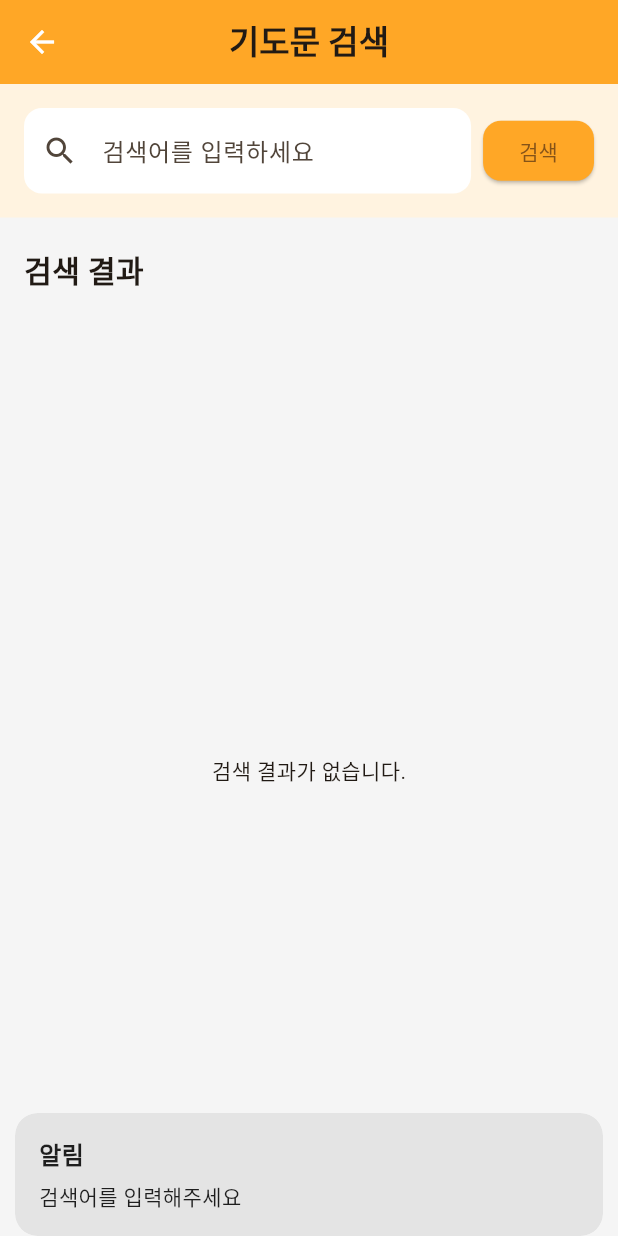
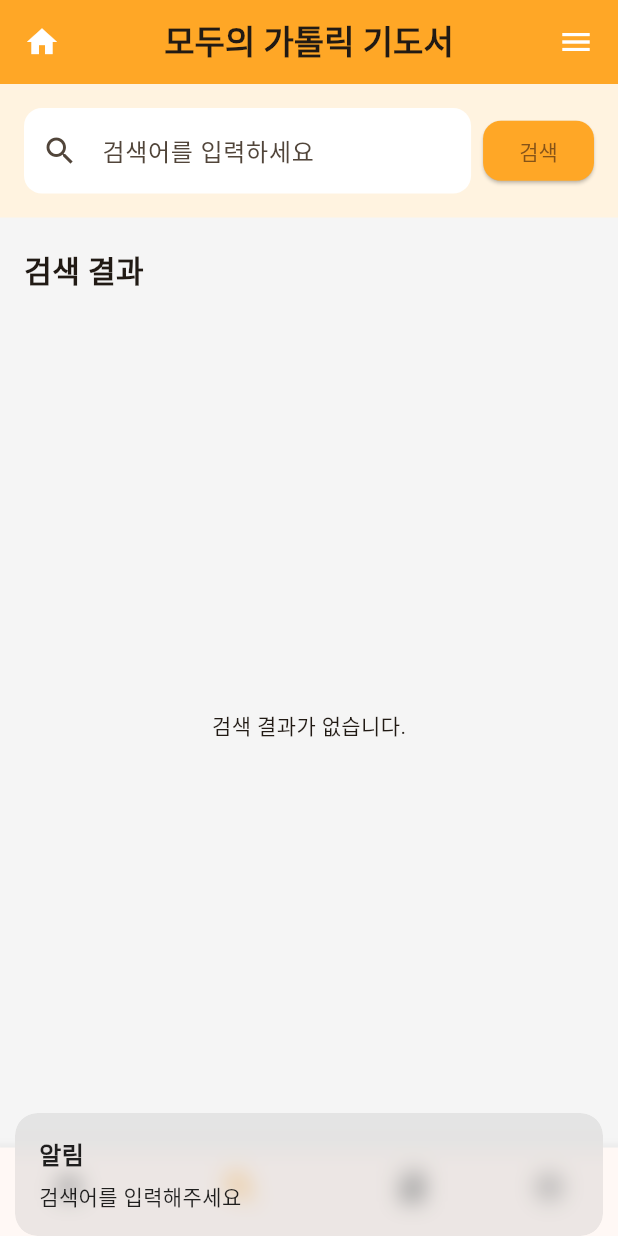
Before and after one commit to sunlight-ahn/time-to-pray-app, a Flutter app: the screen it shows after launch, item 2 of the bottom bar chosen, after a tap on "검색", on a phone screen of 412 x 824 dp. Run offline on Flutter 3.47's test engine with Material 3 defaults, Android fonts, the phone set to English and light mode, and no system bars; our stand-ins replace get, logger, sqflite; accounts and stored records are empty.

Commit message:
페이지 테마 변경 검색기능 보완

```diff
--- /dev/null
+++ b/lib/controllers/main_navigation_controller.dart
@@ -0,0 +1,9 @@
+import 'package:get/get.dart';
+
+class MainNavigationController extends GetxController {
+  final RxInt currentIndex = 0.obs;
+
+  void changeTab(int index) {
+    currentIndex.value = index;
+  }
+}
--- a/lib/controllers/pray_search_controller.dart
+++ b/lib/controllers/pray_search_controller.dart
@@ -1,5 +1,4 @@
 // lib/controllers/pray_search_controller.dart
-
 import 'package:get/get.dart';
 import 'package:logger/logger.dart';
 import '../models/prayer.dart';
@@ -7,12 +6,22 @@ import '../repository/test_pray_repository.dart';
 
 class PraySearchController extends GetxController {
   final RxList<Prayer> results = <Prayer>[].obs;
+  final _repository = TestPrayRepository();
+  final Logger _logger = Logger();
 
-  final _repository = TestPrayRepository();
-  final Logger _logger = Logger(); // 🔥 Logger 인스턴스 생성
+  final RxnInt focusedPrayerId = RxnInt(); // 🔍 포커스될 기도문 ID
 
   Future<void> search(String keyword) async {
-    _logger.i('Searching prayers with keyword: $keyword'); // ℹ️ info 로그
+    _logger.i('검색 키워드: $keyword');
     results.value = await _repository.searchPrayers(keyword);
   }
+
+  void setFocusedPrayerId(int id) {
+    _logger.i('포커스 ID 설정: $id');
+    focusedPrayerId.value = id;
+  }
+
+  void clearFocusedPrayerId() {
+    focusedPrayerId.value = null;
+  }
 }
--- a/lib/main.dart
+++ b/lib/main.dart
@@ -1,7 +1,10 @@
 import 'package:flutter/material.dart';
 import 'package:get/get.dart';
-import 'package:time_to_pray_app/pages/pray_list.dart';
+import 'package:time_to_pray_app/pages/pray_list2_page.dart';
+import 'controllers/main_navigation_controller.dart';
+import 'pages/home_page.dart';
 import 'pages/search_page.dart';
+import 'pages/pray_list_page.dart';
 
 void main() {
   runApp(const TimeToPrayApp());
@@ -13,68 +16,40 @@ class TimeToPrayApp extends StatelessWidget {
   @override
   Widget build(BuildContext context) {
     return GetMaterialApp(
-      title: 'Time to Pray',
+      title: '모두의 가톨릭 기도서',
       theme: ThemeData(
-        colorScheme:
-            ColorScheme.fromSeed(seedColor: Colors.orange), // 🔶 오렌지 톤으로 변경
+        colorScheme: ColorScheme.fromSeed(seedColor: Colors.orange),
         useMaterial3: true,
       ),
-      initialRoute: '/',
-      getPages: [
-        GetPage(name: '/', page: () => const HomeScreen()),
-        GetPage(name: '/search', page: () => SearchPage()),
-        GetPage(name: '/prayers', page: () => const PrayListPage()), // 🔥 추가
-      ],
+      home: const MainScaffold(),
     );
   }
 }
 
-class HomeScreen extends StatefulWidget {
-  const HomeScreen({super.key});
-
-  @override
-  State<HomeScreen> createState() => _HomeScreenState();
-}
-
-class _HomeScreenState extends State<HomeScreen> {
-  int _selectedIndex = 0;
-
-  final List<IconData> _icons = [
-    Icons.home,
-    Icons.search,
-    Icons.favorite,
-    Icons.settings,
-  ];
-
-  void _onItemTapped(int index) {
-    setState(() {
-      _selectedIndex = index;
-    });
-
-    final selectedIcon = _icons[index];
-
-    if (selectedIcon == Icons.home) {
-      // 홈이 아닐 경우만 이동 (필요 시 조건 추가)
-      if (ModalRoute.of(context)?.settings.name != '/') {
-        Get.offAllNamed('/'); // 모든 라우트 제거하고 홈으로 이동
-      }
-    } else if (selectedIcon == Icons.search) {
-      Get.toNamed('/search');
-    }
-    // 추후 favorite, settings도 여기에 추가 가능
-  }
+class MainScaffold extends StatelessWidget {
+  const MainScaffold({super.key});
 
   @override
   Widget build(BuildContext context) {
-    final themeColor = Colors.orange.shade400;
+    final MainNavigationController navController =
+        Get.put(MainNavigationController());
 
+    final pages = [
+      const HomePage(),
+      SearchPage(),
+      PrayListPage(),
+      PrayList2Page(),
+    ];
+
+    return Obx(() {
+      final currentIndex = navController.currentIndex.value;
       return Scaffold(
         backgroundColor: Colors.grey[100],
         appBar: AppBar(
-        title:
-            const Text('기도의 시간', style: TextStyle(fontWeight: FontWeight.bold)),
+          title: const Text('모두의 가톨릭 기도서',
+              style: TextStyle(fontWeight: FontWeight.bold)),
           centerTitle: true,
-        backgroundColor: themeColor,
+          backgroundColor: Colors.orange.shade400,
           leading: const Icon(Icons.home, color: Colors.white),
           actions: const [
             Padding(
@@ -83,38 +58,25 @@ class _HomeScreenState extends State<HomeScreen> {
             ),
           ],
         ),
-      body: Center(
-        child: Card(
-          shape:
-              RoundedRectangleBorder(borderRadius: BorderRadius.circular(16)),
-          elevation: 3,
-          margin: const EdgeInsets.all(24),
-          child: Padding(
-            padding: const EdgeInsets.all(24.0),
-            child: Text(
-              '오늘도 기도와 함께 시작해요 🙏',
-              style: TextStyle(fontSize: 20, color: Colors.grey[800]),
-            ),
-          ),
-        ),
+        body: IndexedStack(
+          index: currentIndex,
+          children: pages,
         ),
         bottomNavigationBar: BottomNavigationBar(
-        items: _icons
-            .map((icon) => BottomNavigationBarItem(
-                  icon: Icon(icon),
-                  label: '',
-                ))
-            .toList(),
-        currentIndex: _selectedIndex,
-        onTap: _onItemTapped,
-        type: BottomNavigationBarType.fixed,
-        selectedItemColor: themeColor,
+          currentIndex: currentIndex,
+          onTap: navController.changeTab,
+          items: const [
+            BottomNavigationBarItem(icon: Icon(Icons.home), label: ''),
+            BottomNavigationBarItem(icon: Icon(Icons.search), label: ''),
+            BottomNavigationBarItem(icon: Icon(Icons.book), label: ''),
+            BottomNavigationBarItem(icon: Icon(Icons.ac_unit), label: ''),
+          ],
+          selectedItemColor: Colors.orange.shade400,
           unselectedItemColor: Colors.grey,
-        backgroundColor: Colors.white,
           showSelectedLabels: false,
           showUnselectedLabels: false,
-        elevation: 8,
         ),
       );
+    });
   }
 }
--- /dev/null
+++ b/lib/pages/home_page.dart
@@ -0,0 +1,15 @@
+import 'package:flutter/material.dart';
+
+class HomePage extends StatelessWidget {
+  const HomePage({super.key});
+
+  @override
+  Widget build(BuildContext context) {
+    return Center(
+      child: Text(
+        '오늘도 기도와 함께 시작해요 🙏',
+        style: TextStyle(fontSize: 20, color: Colors.grey[800]),
+      ),
+    );
+  }
+}
--- /dev/null
+++ b/lib/pages/pray_list2_page.dart
@@ -0,0 +1,175 @@
+import 'package:flutter/material.dart';
+import 'package:get/get.dart';
+import 'package:logger/logger.dart';
+import '../models/prayer.dart';
+import '../repository/test_pray_repository.dart';
+import '../controllers/pray_search_controller.dart';
+
+class PrayList2Page extends StatefulWidget {
+  const PrayList2Page({super.key});
+
+  @override
+  State<PrayList2Page> createState() => _PrayList2PageState();
+}
+
+class _PrayList2PageState extends State<PrayList2Page> {
+  final TestPrayRepository _repository = TestPrayRepository();
+  final PraySearchController _searchController = Get.find();
+  final Logger _logger = Logger();
+
+  List<Prayer> _prayers = [];
+  int? _expandedId;
+
+  @override
+  void initState() {
+    super.initState();
+    _expandedId = _searchController.focusedPrayerId.value;
+    _searchController.clearFocusedPrayerId();
+    _loadPrayers();
+  }
+
+  Future<void> _loadPrayers() async {
+    final results = await _repository.searchPrayers('');
+    setState(() {
+      _prayers = results;
+    });
+  }
+
+  @override
+  Widget build(BuildContext context) {
+    return Scaffold(
+      backgroundColor: Colors.white,
+      body: Column(
+        children: [
+          // 검색 상단 바
+          Padding(
+            padding: const EdgeInsets.symmetric(horizontal: 12, vertical: 16),
+            child: Container(
+              height: 44,
+              decoration: BoxDecoration(
+                color: const Color(0xFFF7F8FC),
+                borderRadius: BorderRadius.circular(2000),
+              ),
+              child: Row(
+                children: const [
+                  SizedBox(width: 12),
+                  Icon(Icons.search, color: Colors.grey),
+                  SizedBox(width: 12),
+                  Text(
+                    '기도문을 검색하세요.',
+                    style: TextStyle(
+                      color: Color(0xFF333333),
+                      fontSize: 16,
+                      fontFamily: 'Product Sans',
+                      fontWeight: FontWeight.w400,
+                    ),
+                  ),
+                  Spacer(),
+                  CircleAvatar(
+                    radius: 14,
+                    backgroundColor: Color(0xFFBDBDBD),
+                    child: Icon(Icons.person, size: 18, color: Colors.white),
+                  ),
+                  SizedBox(width: 12),
+                ],
+              ),
+            ),
+          ),
+          const Divider(height: 1, thickness: 1, color: Color(0xFFDDDDDD)),
+          // 리스트
+          Expanded(
+            child: ListView.separated(
+              padding: const EdgeInsets.all(16),
+              itemCount: _prayers.length,
+              separatorBuilder: (context, index) =>
+                  const Divider(height: 24, color: Colors.grey),
+              itemBuilder: (context, index) {
+                final prayer = _prayers[index];
+                final isExpanded = prayer.id == _expandedId;
+
+                return GestureDetector(
+                  onTap: () {
+                    setState(() {
+                      _expandedId = isExpanded ? null : prayer.id;
+                    });
+                  },
+                  child: Column(
+                    crossAxisAlignment: CrossAxisAlignment.start,
+                    children: [
+                      Row(
+                        crossAxisAlignment: CrossAxisAlignment.start,
+                        children: [
+                          const CircleAvatar(
+                            radius: 15,
+                            backgroundColor: Color(0xFFE0E0E0),
+                            child: Icon(Icons.person, color: Colors.white),
+                          ),
+                          const SizedBox(width: 12),
+                          Expanded(
+                            child: Column(
+                              crossAxisAlignment: CrossAxisAlignment.start,
+                              children: [
+                                // 제목
+                                Text(
+                                  prayer.title,
+                                  style: const TextStyle(
+                                    fontSize: 14,
+                                    fontWeight: FontWeight.w500,
+                                    color: Color(0xFF292829),
+                                  ),
+                                ),
+                                const SizedBox(height: 4),
+                                // 요약 + 펼침 처리
+                                AnimatedCrossFade(
+                                  firstChild: Text(
+                                    prayer.content,
+                                    maxLines: 1,
+                                    overflow:
+                                        TextOverflow.ellipsis, //내용이 길어지면 ...
+                                    style: const TextStyle(
+                                      fontSize: 14,
+                                      fontWeight: FontWeight.w400,
+                                      color: Color(0xFF5D5C5D),
+                                    ),
+                                  ),
+                                  secondChild: Padding(
+                                    padding: const EdgeInsets.only(top: 4),
+                                    child: Text(
+                                      prayer.content,
+                                      style: const TextStyle(
+                                        fontSize: 14,
+                                        fontWeight: FontWeight.w400,
+                                        color: Color(0xFF5D5C5D),
+                                      ),
+                                    ),
+                                  ),
+                                  crossFadeState: isExpanded
+                                      ? CrossFadeState.showSecond
+                                      : CrossFadeState.showFirst,
+                                  duration: const Duration(milliseconds: 100),
+                                ),
+                              ],
+                            ),
+                          ),
+                          const SizedBox(width: 12),
+                          const Text(
+                            'May 6',
+                            style: TextStyle(
+                              fontSize: 12,
+                              fontWeight: FontWeight.w700,
+                              color: Color(0xFF292929),
+                            ),
+                          ),
+                        ],
+                      ),
+                    ],
+                  ),
+                );
+              },
+            ),
+          ),
+        ],
+      ),
+    );
+  }
+}
--- /dev/null
+++ b/lib/pages/pray_list_page.dart
@@ -0,0 +1,113 @@
+import 'package:flutter/material.dart';
+import 'package:get/get.dart';
+import 'package:logger/logger.dart';
+import '../models/prayer.dart';
+import '../repository/test_pray_repository.dart';
+import '../controllers/pray_search_controller.dart';
+
+class PrayListPage extends StatefulWidget {
+  PrayListPage({super.key});
+
+  @override
+  State<PrayListPage> createState() => _PrayListPageState();
+}
+
+class _PrayListPageState extends State<PrayListPage> {
+  final TestPrayRepository _repository = TestPrayRepository();
+  final PraySearchController _searchController = Get.find();
+  final Logger _logger = Logger();
+
+  List<Prayer> _prayers = [];
+  int? _expandedId;
+
+  @override
+  void initState() {
+    super.initState();
+    _loadPrayers();
+  }
+
+  Future<void> _loadPrayers() async {
+    final results = await _repository.searchPrayers('');
+    setState(() {
+      _prayers = results;
+    });
+  }
+
+  @override
+  Widget build(BuildContext context) {
+    return Obx(() {
+      final focusedId = _searchController.focusedPrayerId.value;
+      if (focusedId != null && focusedId != _expandedId) {
+        _expandedId = focusedId;
+        _searchController.clearFocusedPrayerId();
+        _logger.i('Obx - set _expandedId to $focusedId');
+      }
+
+      return ListView.separated(
+        padding:
+            const EdgeInsets.only(left: 16, right: 16, top: 12, bottom: 24),
+        itemCount: _prayers.length,
+        separatorBuilder: (context, index) => const Divider(
+          color: Color(0xFFDDDDDD),
+          height: 1,
+          thickness: 1,
+        ),
+        itemBuilder: (context, index) {
+          return _prayerItem(_prayers[index]);
+        },
+      );
+    });
+  }
+
+  Widget _prayerItem(Prayer prayer) {
+    final isExpanded = prayer.id == _expandedId;
+
+    return GestureDetector(
+      onTap: () {
+        _expandedId = isExpanded ? null : prayer.id;
+        setState(() {});
+      },
+      behavior: HitTestBehavior.translucent,
+      child: Column(
+        crossAxisAlignment: CrossAxisAlignment.start,
+        children: [
+          Padding(
+            padding: const EdgeInsets.symmetric(vertical: 12, horizontal: 4),
+            child: Row(
+              mainAxisAlignment: MainAxisAlignment.spaceBetween,
+              children: [
+                Expanded(
+                  child: Text(
+                    prayer.title,
+                    style: const TextStyle(
+                      fontWeight: FontWeight.w400,
+                      fontSize: 14,
+                    ),
+                  ),
+                ),
+                Icon(
+                  isExpanded ? Icons.expand_less : Icons.expand_more,
+                  color: Colors.orange,
+                ),
+              ],
+            ),
+          ),
+          AnimatedCrossFade(
+            firstChild: const SizedBox.shrink(),
+            secondChild: Padding(
+              padding: const EdgeInsets.only(bottom: 16, left: 4, right: 4),
+              child: Text(
+                prayer.content,
+                style: const TextStyle(color: Colors.black87, fontSize: 13),
+              ),
+            ),
+            crossFadeState: isExpanded
+                ? CrossFadeState.showSecond
+                : CrossFadeState.showFirst,
+            duration: const Duration(milliseconds: 300),
+          )
+        ],
+      ),
+    );
+  }
+}
--- a/lib/pages/search_page.dart
+++ b/lib/pages/search_page.dart
@@ -1,6 +1,7 @@
 import 'package:flutter/material.dart';
 import 'package:get/get.dart';
 import '../controllers/pray_search_controller.dart';
+import '../controllers/main_navigation_controller.dart';
 
 class SearchPage extends StatelessWidget {
   SearchPage({super.key});
@@ -12,19 +13,7 @@ class SearchPage extends StatelessWidget {
   Widget build(BuildContext context) {
     final themeColor = Colors.orange.shade400;
 
-    return Scaffold(
-      backgroundColor: Colors.grey[100],
-      appBar: AppBar(
-        title:
-            const Text('기도문 검색', style: TextStyle(fontWeight: FontWeight.bold)),
-        centerTitle: true,
-        backgroundColor: themeColor,
-        leading: IconButton(
-          icon: const Icon(Icons.arrow_back, color: Colors.white),
-          onPressed: () => Get.back(),
-        ),
-      ),
-      body: Column(
+    return Column(
       children: [
         // 🔍 검색 입력 영역
         Container(
@@ -54,8 +43,11 @@ class SearchPage extends StatelessWidget {
                   if (keyword.isNotEmpty) {
                     controller.search(keyword);
                   } else {
-                      Get.snackbar('알림', '검색어를 입력해주세요',
-                          snackPosition: SnackPosition.BOTTOM);
+                    Get.snackbar(
+                      '알림',
+                      '검색어를 입력해주세요',
+                      snackPosition: SnackPosition.BOTTOM,
+                    );
                   }
                 },
                 style: ElevatedButton.styleFrom(
@@ -102,8 +94,13 @@ class SearchPage extends StatelessWidget {
 
                 return GestureDetector(
                   onTap: () {
-                      // 🔥 카드 클릭 시 기도문 ID 전달하여 이동
-                      Get.toNamed('/prayers', arguments: prayer.id);
+                    // 1. 하단 탭 PrayList 로 전환
+                    Get.find<MainNavigationController>().changeTab(2);
+
+                    // 2. PrayListPage 에 전달될 포커스 대상 ID 저장
+                    Future.delayed(const Duration(milliseconds: 300), () {
+                      controller.setFocusedPrayerId(prayer.id);
+                    });
                   },
                   child: Card(
                     shape: RoundedRectangleBorder(
@@ -113,8 +110,7 @@ class SearchPage extends StatelessWidget {
                     margin: const EdgeInsets.only(bottom: 12),
                     child: ListTile(
                       contentPadding: const EdgeInsets.all(16),
-                        leading:
-                            const Icon(Icons.bookmark, color: Colors.orange),
+                      leading: const Icon(Icons.bookmark, color: Colors.orange),
                       title: Text(
                         prayer.title,
                         style: const TextStyle(
@@ -134,7 +130,6 @@ class SearchPage extends StatelessWidget {
           }),
         ),
       ],
-      ),
     );
   }
 }
--- a/lib/repository/test_pray_repository.dart
+++ b/lib/repository/test_pray_repository.dart
@@ -3,10 +3,56 @@ import '../models/prayer.dart';
 class TestPrayRepository {
   Future<List<Prayer>> searchPrayers(String keyword) async {
     final dummyData = [
-      Prayer(id: 1, title: '하느님 감사합니다', content: '오늘 하루도 주심에 감사합니다.'),
-      Prayer(id: 2, title: '평화를 위한 기도', content: '세상에 평화를 주소서.'),
-      Prayer(id: 3, title: '묵주 기도', content: '성모님과 함께 드리는 기도입니다.'),
-      Prayer(id: 4, title: 'aaaaaaaaa', content: '성모님과 함께 드리는 기도입니다.'),
+      Prayer(
+          id: 1,
+          title: '주님의 기도',
+          content: '하늘에 계신 우리 아버지,\n'
+              '아버지의 이름이 거룩히 빛나시며\n'
+              '아버지의 나라가 오시며\n'
+              '아버지의 뜻이 하늘에서와 같이\n'
+              '땅에서도 이루어지소서!\n\n'
+              '오늘 저희에게 일용할 양식을 주시고\n'
+              '저희에게 잘못한 이를 저희가 용서하오니\n'
+              '저희 죄를 용서하시고\n'
+              '저희를 유혹에 빠지지 않게 하시고\n'
+              '악에서 구하소서.\n'
+              '아멘.'),
+      Prayer(
+          id: 2,
+          title: '성모송',
+          content: '은총이 가득하신 마리아님, 기뻐하소서!\n'
+              '주님께서 함께 계시니 여인 중에 복되시며\n'
+              '태중의 아들 예수님 또한 복되시나이다.\n\n'
+              '천주의 성모 마리아님,\n'
+              '이제와 저희 죽을 때에\n'
+              '저희 죄인을 위하여 빌어주소서.\n'
+              '아멘.'),
+      Prayer(
+          id: 3,
+          title: '사도신경',
+          content: '전능하신 천주 성부\n'
+              '천지의 창조주를 저는 믿나이다.\n'
+              '그 외아들 우리 주 예수 그리스도님\n'
+              '밑줄 부분에서 모두 깊은 절을 한다.\n'
+              '성령으로 인하여 동정 마리아께 잉태되어 나시고\n'
+              '본시오 빌라도 통치 아래서 고난을 받으시고\n'
+              '십자가에 못 박혀 돌아가시고 묻히셨으며\n'
+              '저승에 가시어 사흗날에 죽은 이들 가운데서 부활하시고\n'
+              '하늘에 올라 전능하신 천주 성부 오른편에 앉으시며\n'
+              '그리로부터 산 이와 죽은 이를 심판하러 오시리라 믿나이다.\n'
+              '성령을 믿으며\n'
+              '거룩하고 보편된 교회와 모든 성인의 통공을 믿으며\n'
+              '죄의 용서와 육신의 부활을 믿으며\n'
+              '영원한 삶을 믿나이다.\n'
+              '아멘.'),
+      Prayer(
+          id: 4,
+          title: 'aaaaaaaaa',
+          content: '밑줄 부분에서 고개를 숙이며\n'
+              '영광이 성부와 성자와 성령께\n'
+              '처음과 같이\n'
+              '이제와 항상 영원히.\n'
+              '아멘.'),
     ];
 
     return dummyData.where((prayer) => prayer.title.contains(keyword)).toList();
```
Also changed, not shown: lib/pages/pray_list.dart (+4 -4 lines), lib/pages/splash_page.dart (added, +172 -0 lines). Lines whose indentation alone changed are shown as unchanged.
